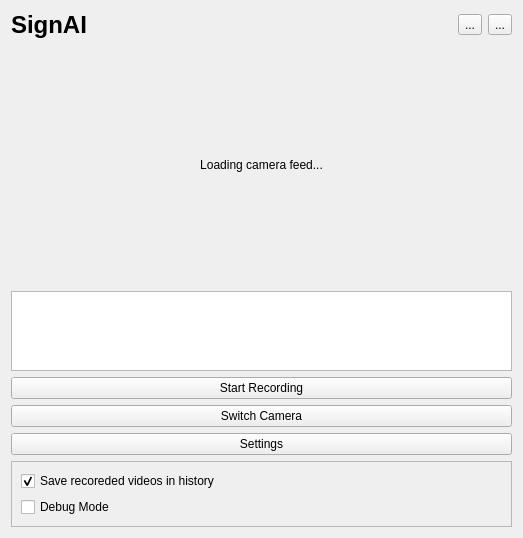
Above: app/ui/main_window.ui from Stefanos0710/SignAI before the change. Below: the same form after it.
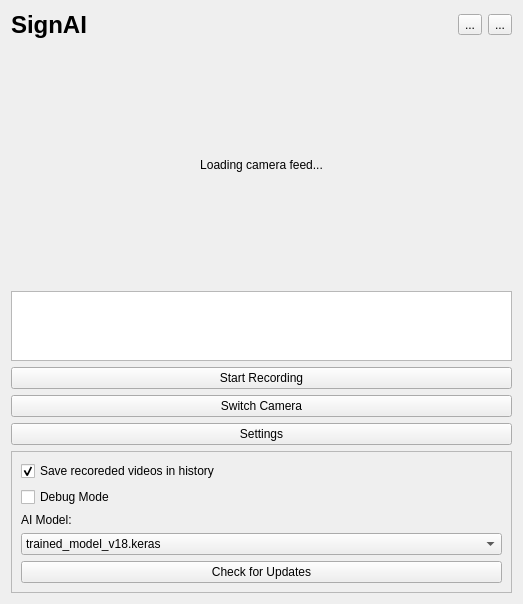
That is the form after the change.

Commit message:
Add resource path handling and model selection UI
Introduced resource_path and writable_path utilities for robust file access in bundled and development environments. Updated all file and icon references in the app to use these functions, ensuring compatibility with PyInstaller builds. Added a model selection combo box and update button to the main window UI. Created stubs for an updater module and added a version file. Included a PyInstaller spec file and a build script for packaging the application.

What changed in the file:
```diff
--- a/app/ui/main_window.ui
+++ b/app/ui/main_window.ui
@@ -130,6 +130,50 @@
         </property>
        </widget>
       </item>
+      <item>
+       <widget class="QLabel" name="modelLabel">
+        <property name="text">
+         <string>AI Model:</string>
+        </property>
+       </widget>
+      </item>
+      <item>
+       <widget class="QComboBox" name="modelComboBox">
+        <property name="toolTip">
+         <string>Select the AI model to use for sign language recognition</string>
+        </property>
+        <item>
+         <property name="text">
+          <string>trained_model_v18.keras</string>
+         </property>
+        </item>
+        <item>
+         <property name="text">
+          <string>trained_model_v19.keras</string>
+         </property>
+        </item>
+        <item>
+         <property name="text">
+          <string>trained_model_v20.keras</string>
+         </property>
+        </item>
+        <item>
+         <property name="text">
+          <string>trained_model_v21.keras</string>
+         </property>
+        </item>
+       </widget>
+      </item>
+      <item>
+       <widget class="QPushButton" name="updateButton">
+        <property name="text">
+         <string>Check for Updates</string>
+        </property>
+        <property name="toolTip">
+         <string>Check for application and model updates</string>
+        </property>
+       </widget>
+      </item>
      </layout>
     </widget>
    </item>
```
The commit also changes 8 other files.
